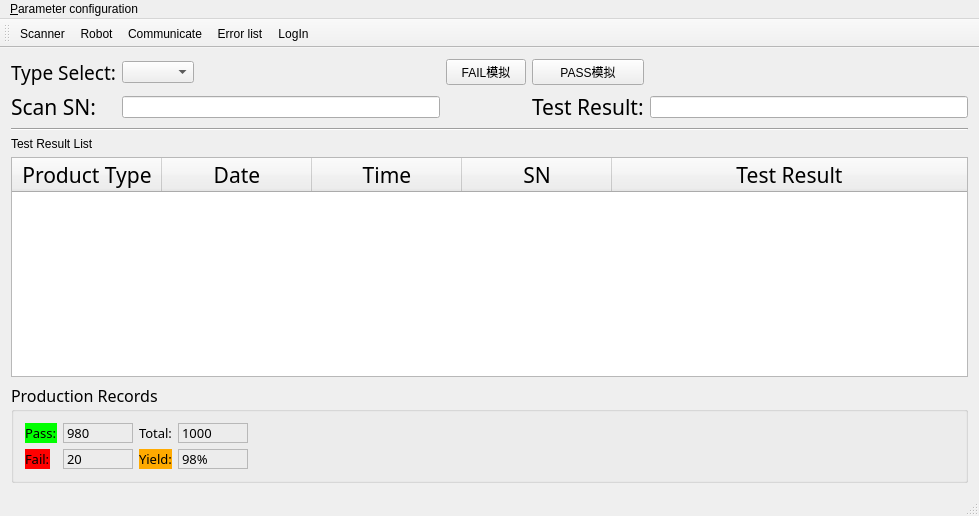
Above: ict_ur10.ui from eveningwyn/ICT_UR10 before the change. Below: the same form after it.
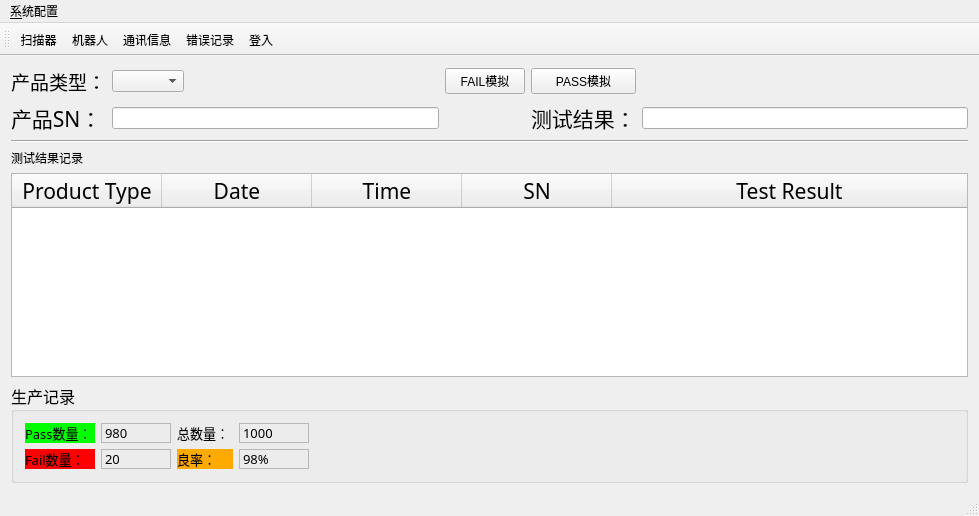
That is the form after the change. Icons and pictures are not drawn.

Diff of the .ui file:
```diff
--- a/ict_ur10.ui
+++ b/ict_ur10.ui
@@ -10,6 +10,12 @@
     <height>516</height>
    </rect>
   </property>
+  <property name="minimumSize">
+   <size>
+    <width>850</width>
+    <height>500</height>
+   </size>
+  </property>
   <property name="windowTitle">
    <string>ICT_UR10</string>
   </property>
@@ -24,7 +30,7 @@
        </font>
       </property>
       <property name="title">
-       <string>Production Records</string>
+       <string>生产记录</string>
       </property>
       <layout class="QGridLayout" name="gridLayout_2">
        <item row="0" column="2">
@@ -105,6 +111,18 @@
            <verstretch>0</verstretch>
           </sizepolicy>
          </property>
+         <property name="minimumSize">
+          <size>
+           <width>70</width>
+           <height>20</height>
+          </size>
+         </property>
+         <property name="maximumSize">
+          <size>
+           <width>70</width>
+           <height>20</height>
+          </size>
+         </property>
          <property name="font">
           <font>
            <family>新宋体</family>
@@ -115,7 +133,7 @@
           <string notr="true">background-color: rgb(0, 255, 0);</string>
          </property>
          <property name="text">
-          <string>Pass:</string>
+          <string>Pass数量：</string>
          </property>
         </widget>
        </item>
@@ -149,6 +167,18 @@
            <verstretch>0</verstretch>
           </sizepolicy>
          </property>
+         <property name="minimumSize">
+          <size>
+           <width>56</width>
+           <height>20</height>
+          </size>
+         </property>
+         <property name="maximumSize">
+          <size>
+           <width>56</width>
+           <height>20</height>
+          </size>
+         </property>
          <property name="font">
           <font>
            <family>新宋体</family>
@@ -156,7 +186,7 @@
           </font>
          </property>
          <property name="text">
-          <string>Total:</string>
+          <string>总数量：</string>
          </property>
         </widget>
        </item>
@@ -168,6 +198,18 @@
            <verstretch>0</verstretch>
           </sizepolicy>
          </property>
+         <property name="minimumSize">
+          <size>
+           <width>70</width>
+           <height>20</height>
+          </size>
+         </property>
+         <property name="maximumSize">
+          <size>
+           <width>70</width>
+           <height>20</height>
+          </size>
+         </property>
          <property name="font">
           <font>
            <family>新宋体</family>
@@ -178,7 +220,7 @@
           <string notr="true">background-color: rgb(255, 0, 0);</string>
          </property>
          <property name="text">
-          <string>Fail:</string>
+          <string>Fail数量：</string>
          </property>
         </widget>
        </item>
@@ -212,6 +254,18 @@
            <verstretch>0</verstretch>
           </sizepolicy>
          </property>
+         <property name="minimumSize">
+          <size>
+           <width>56</width>
+           <height>20</height>
+          </size>
+         </property>
+         <property name="maximumSize">
+          <size>
+           <width>56</width>
+           <height>20</height>
+          </size>
+         </property>
          <property name="font">
           <font>
            <family>新宋体</family>
@@ -222,7 +276,7 @@
           <string notr="true">background-color: rgb(255, 170, 0);</string>
          </property>
          <property name="text">
-          <string>Yield:</string>
+          <string>良率：</string>
          </property>
         </widget>
        </item>
@@ -251,7 +305,7 @@
        </font>
       </property>
       <property name="text">
-       <string>Test Result:</string>
+       <string>测试结果：</string>
       </property>
      </widget>
     </item>
@@ -264,7 +318,7 @@
        </font>
       </property>
       <property name="text">
-       <string>Scan SN:</string>
+       <string>产品SN：</string>
       </property>
      </widget>
     </item>
@@ -379,7 +433,7 @@
     <item row="3" column="0" colspan="2">
      <widget class="QLabel" name="labelResultList">
       <property name="text">
-       <string>Test Result List</string>
+       <string>测试结果记录</string>
       </property>
      </widget>
     </item>
@@ -399,7 +453,7 @@
        </font>
       </property>
       <property name="text">
-       <string>Type Select:</string>
+       <string>产品类型：</string>
       </property>
      </widget>
     </item>
@@ -430,7 +484,7 @@
    </property>
    <widget class="QMenu" name="menuConfig">
     <property name="title">
-     <string>&amp;Parameter configuration</string>
+     <string>&amp;系统配置</string>
     </property>
     <addaction name="actionScanner"/>
     <addaction name="actionRobot"/>
@@ -466,7 +520,10 @@
      <normaloff>:/res/scanner_barcode_32px.png</normaloff>:/res/scanner_barcode_32px.png</iconset>
    </property>
    <property name="text">
-    <string>Scanner</string>
+    <string>扫描器</string>
+   </property>
+   <property name="toolTip">
+    <string>扫描器</string>
    </property>
    <property name="statusTip">
     <string>Scanner parameter</string>
@@ -478,7 +535,7 @@
      <normaloff>:/res/Industrial_robot_32px.png</normaloff>:/res/Industrial_robot_32px.png</iconset>
    </property>
    <property name="text">
-    <string>Robot</string>
+    <string>机器人</string>
    </property>
    <property name="statusTip">
     <string>Robot parameter</string>
@@ -490,7 +547,7 @@
      <normaloff>:/res/Login_32px.png</normaloff>:/res/Login_32px.png</iconset>
    </property>
    <property name="text">
-    <string>LogIn</string>
+    <string>登入</string>
    </property>
    <property name="toolTip">
     <string>LogIn</string>
@@ -505,7 +562,10 @@
      <normaloff>:/res/communication_chat_32px.png</normaloff>:/res/communication_chat_32px.png</iconset>
    </property>
    <property name="text">
-    <string>Communicate</string>
+    <string>通讯信息</string>
+   </property>
+   <property name="toolTip">
+    <string>通讯信息</string>
    </property>
    <property name="statusTip">
     <string>Communication information</string>
@@ -517,7 +577,13 @@
      <normaloff>:/res/dialog_error_32px.png</normaloff>:/res/dialog_error_32px.png</iconset>
    </property>
    <property name="text">
-    <string>Error list</string>
+    <string>错误记录</string>
+   </property>
+   <property name="toolTip">
+    <string>错误记录</string>
+   </property>
+   <property name="statusTip">
+    <string>错误信息显示</string>
    </property>
   </action>
  </widget>
```
Left out of the diff: 38 changed lines with no effect on the pictures.
